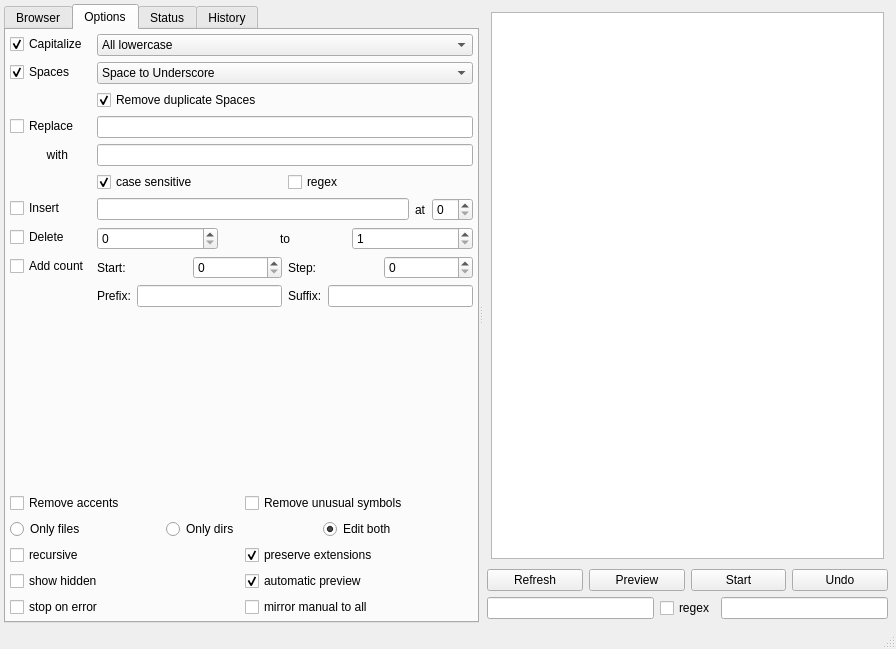
Old version of the form gui/filebrowser/filebrowser.ui in the repository gmdfalk/60-days-of-python.
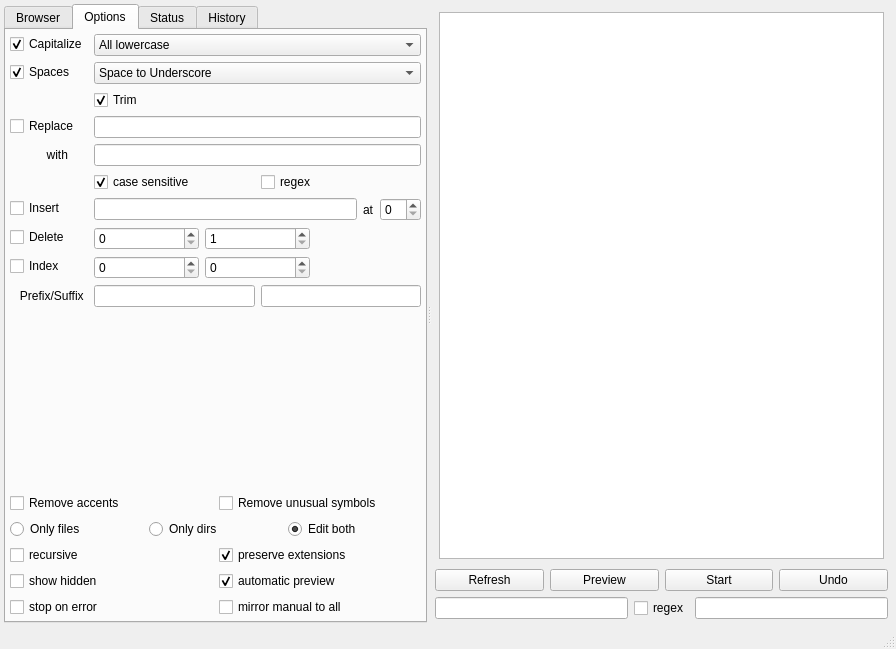
New version of the form. The open tabs and pages were chosen to show the change.

Commit message: GUI: options adjustments

Diff of the .ui file:
```diff
--- a/gui/filebrowser/filebrowser.ui
+++ b/gui/filebrowser/filebrowser.ui
@@ -149,7 +149,7 @@
              <item row="2" column="1">
               <widget class="QCheckBox" name="spacetrimcheck">
                <property name="text">
-                <string>Remove duplicate Spaces</string>
+                <string>Trim</string>
                </property>
                <property name="checked">
                 <bool>true</bool>
@@ -233,13 +233,6 @@
                <item>
                 <widget class="QSpinBox" name="deletestart"/>
                </item>
-               <item alignment="Qt::AlignHCenter">
-                <widget class="QLabel" name="deletelabel">
-                 <property name="text">
-                  <string>to</string>
-                 </property>
-                </widget>
-               </item>
                <item>
                 <widget class="QSpinBox" name="deleteend">
                  <property name="minimum">
@@ -247,23 +240,26 @@
                  </property>
                 </widget>
                </item>
+               <item>
+                <widget class="QLabel" name="label_2">
+                 <property name="text">
+                  <string/>
+                 </property>
+                </widget>
+               </item>
               </layout>
              </item>
              <item row="8" column="0">
               <widget class="QCheckBox" name="checkBox">
                <property name="text">
-                <string>Add count</string>
+                <string>Index</string>
                </property>
               </widget>
              </item>
              <item row="8" column="1">
-              <layout class="QHBoxLayout" name="countlayout">
+              <layout class="QHBoxLayout" name="indexlayout" stretch="0,0,0">
                <item>
-                <widget class="QLabel" name="startcountlabel">
-                 <property name="text">
-                  <string>Start:</string>
-                 </property>
-                </widget>
+                <widget class="QSpinBox" name="startindex"/>
                </item>
                <item>
                 <widget class="QSpinBox" name="startcount"/>
@@ -271,39 +267,29 @@
                <item>
                 <widget class="QLabel" name="endcountlabel">
                  <property name="text">
-                  <string>Step:</string>
+                  <string/>
                  </property>
                 </widget>
                </item>
-               <item>
-                <widget class="QSpinBox" name="endcount"/>
-               </item>
               </layout>
              </item>
              <item row="9" column="1">
               <layout class="QHBoxLayout" name="countstringlabel">
-               <item>
-                <widget class="QLabel" name="prefixlabel">
-                 <property name="text">
-                  <string>Prefix:</string>
-                 </property>
-                </widget>
-               </item>
                <item>
                 <widget class="QLineEdit" name="prefixedit"/>
                </item>
-               <item>
-                <widget class="QLabel" name="suffixlabel">
-                 <property name="text">
-                  <string>Suffix:</string>
-                 </property>
-                </widget>
-               </item>
                <item>
                 <widget class="QLineEdit" name="suffixedit"/>
                </item>
               </layout>
              </item>
+             <item row="9" column="0">
+              <widget class="QLabel" name="label">
+               <property name="text">
+                <string>   Prefix/Suffix</string>
+               </property>
+              </widget>
+             </item>
             </layout>
            </item>
            <item>
```
Left out of the diff: 6 changed lines with no effect on the pictures. The commit also changes 1 other file.
